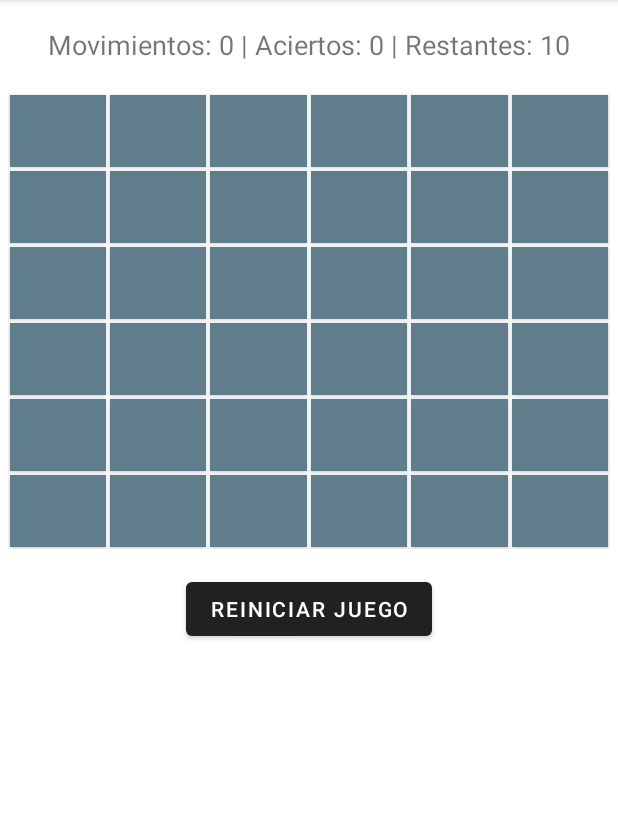
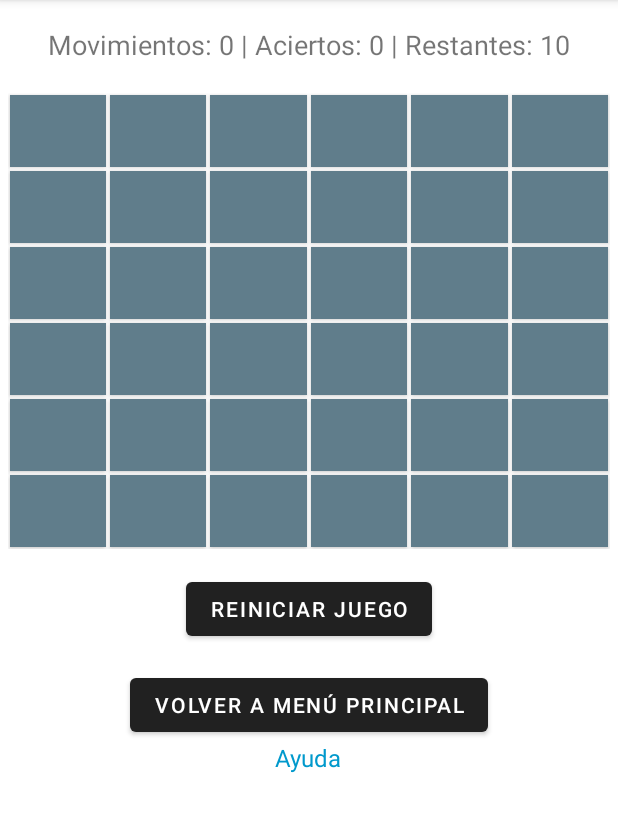
Before and after one commit to javierorleans/batallaNavalKotlin, an Android app: the MainActivity screen opened directly, with no data from a screen before it, on a phone screen of 412 x 824 dp, the part 84-916 px from its top. Run offline under Robolectric (Android 15) with nearby library versions, the phone set to English and light mode, and no system bars.

Commit message:
En main_activity: Agregado de enlace de ayuda y agregado de boton Volver_a_menú principal. En ayuda_activity agregado de boton volver y texto de ayuda

```diff
--- a/app/src/main/java/com/example/batallanaval/MainActivity.kt
+++ b/app/src/main/java/com/example/batallanaval/MainActivity.kt
@@ -1,5 +1,6 @@
 package com.example.batallanaval
 
+import android.content.Intent
 import android.os.Bundle
 import androidx.appcompat.app.AppCompatActivity
 import android.graphics.Color
@@ -30,6 +31,9 @@ class MainActivity : AppCompatActivity() {
         super.onCreate(savedInstanceState)
         setContentView(R.layout.activity_main)
 
+        val btn_menuPrincipal = findViewById<Button>(R.id.btn_menuPrincipal)
+        val enlace_ayuda = findViewById<TextView>(R.id.ayuda_text);
+
         val nombreUsuario = intent.getStringExtra("nombre_usuario") ?: "Invitado"
         title = "Batalla Naval | $nombreUsuario"
 
@@ -54,6 +58,15 @@ class MainActivity : AppCompatActivity() {
 
         restartButton.setOnClickListener {
             inicializarJuego()
+        }
+
+        btn_menuPrincipal.setOnClickListener{
+            this.finish()
+        }
+
+        enlace_ayuda.setOnClickListener {
+            val i = Intent(this, AyudaActivity::class.java)
+            startActivity(i)
         }
     }
 
--- a/app/src/main/res/layout/activity_main.xml
+++ b/app/src/main/res/layout/activity_main.xml
@@ -12,7 +12,8 @@
         android:layout_height="wrap_content"
         android:orientation="vertical"
         android:padding="5dp"
-        android:fitsSystemWindows="true">
+        android:fitsSystemWindows="true"
+        >
 
         <TextView
             android:id="@+id/Estadisticas"
@@ -41,5 +42,27 @@
             android:text="Reiniciar juego"
             android:layout_marginTop="16dp" />
 
+        <Button
+            android:id="@+id/btn_menuPrincipal"
+            android:layout_width="wrap_content"
+            android:layout_height="wrap_content"
+            android:layout_gravity="center"
+            android:text="Volver a menú principal"
+            android:layout_marginTop="16dp" />
+
+        <TextView
+            android:id="@+id/ayuda_text"
+            android:layout_width="wrap_content"
+            android:layout_height="wrap_content"
+            android:autoLink="none"
+            android:clickable="true"
+            android:focusable="true"
+            android:padding="0dp"
+            android:text="Ayuda"
+            android:textColor="@android:color/holo_blue_dark"
+            android:textSize="16sp"
+            android:textStyle="normal"
+            android:layout_gravity="center"/>
+
     </LinearLayout>
 </ScrollView>
--- a/app/src/main/res/values/strings.xml
+++ b/app/src/main/res/values/strings.xml
@@ -5,4 +5,8 @@
         <item>8x8</item>
         <item>10x10</item>
     </string-array>
+    <string name="textoAyuda">Batalla Naval es un juego por turnos donde el jugador debe encontrar y hundir barcos
+escondidos en un tablero. Cada turno consiste en seleccionar una celda. Si acierta, se
+marca como “tocado”; si no, como “agua”. El objetivo es hundir todos los barcos en la menor
+cantidad de intentos posibles.</string>
 </resources>
```
Also changed, not shown: app/src/main/java/com/example/batallanaval/AyudaActivity.kt (+11 -0 lines), app/src/main/res/layout/activity_ayuda.xml (+17 -4 lines).
